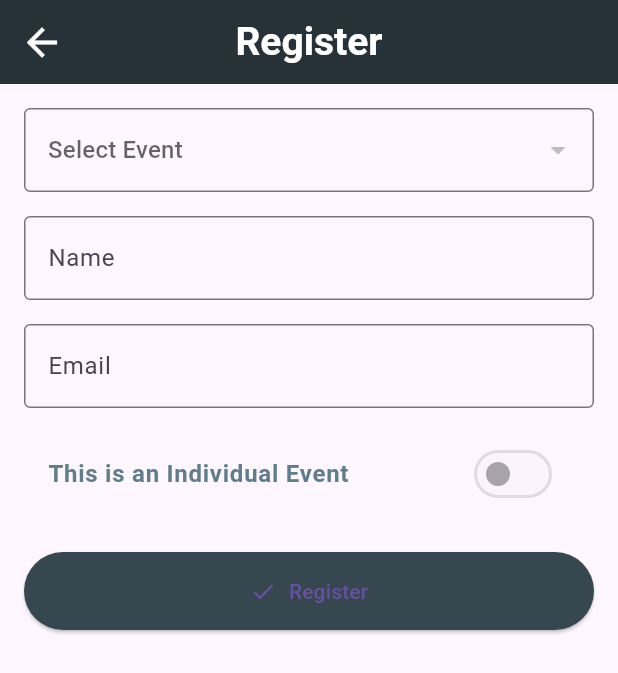
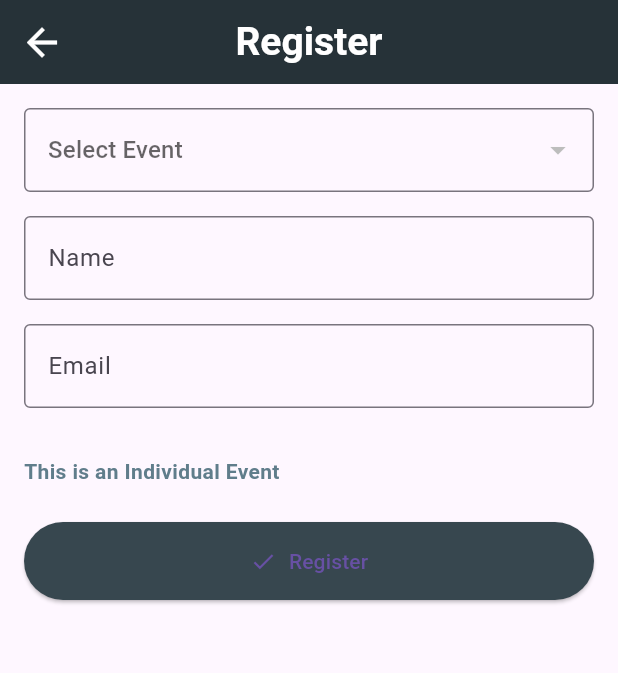
Before and after one commit to AvezChadchan/event_scheduler, a Flutter app: the EventRegistration screen opened directly, on a phone screen of 412 x 824 dp. Shown: the top 673 px of the screen. Run offline on Flutter 3.47's test engine with Material 3 defaults, Android fonts, the phone set to English and light mode, and no system bars; our stand-ins replace sqflite; accounts and stored records are empty.

Commit message:
feat: Add group members column to participant table and enhance UI

```diff
--- a/lib/data/local/db_helper.dart
+++ b/lib/data/local/db_helper.dart
@@ -91,6 +91,11 @@ class DBHelper {
       ALTER TABLE $TABLE_NAME_1 ADD $COLUMN_IS_GROUP_BASED_1 INTEGER NOT NULL DEFAULT 0
     ''');
           }
+          if (oldVersion < 3) {
+            await db.execute('''
+      ALTER TABLE $TABLE_NAME_2 ADD COLUMN $COLUMN_GROUP_MEMBERS TEXT
+    ''');
+          }
         },
       );
     } catch (e) {
@@ -135,10 +140,15 @@ class DBHelper {
         TABLE_NAME_1,
         orderBy: '$COLUMN_DATE_1 ASC',
       );
-      final events = maps.map((map) => EventModel.fromMap({
+      final events =
+          maps
+              .map(
+                (map) => EventModel.fromMap({
                   ...map,
                   COLUMN_IS_GROUP_BASED_1: map[COLUMN_IS_GROUP_BASED_1] == 1,
-      })).toList();
+                }),
+              )
+              .toList();
       print("All Events: $events");
       return events;
     } catch (e) {
@@ -155,10 +165,12 @@ class DBHelper {
         where: '$COLUMN_ID_1 = ?',
         whereArgs: [id],
       );
-      final event = maps.isNotEmpty
+      final event =
+          maps.isNotEmpty
               ? EventModel.fromMap({
                 ...maps.first,
-        COLUMN_IS_GROUP_BASED_1: maps.first[COLUMN_IS_GROUP_BASED_1] == 1,
+                COLUMN_IS_GROUP_BASED_1:
+                    maps.first[COLUMN_IS_GROUP_BASED_1] == 1,
               })
               : null;
       print("Event by ID: $event");
@@ -168,6 +180,7 @@ class DBHelper {
       return null;
     }
   }
+
   Future<List<EventModel>> getGroupBasedEvents() async {
     try {
       final db = await getDB();
@@ -176,10 +189,14 @@ class DBHelper {
         where: '$COLUMN_IS_GROUP_BASED_1 = ?',
         whereArgs: [1],
       );
-      return maps.map((map) => EventModel.fromMap({
+      return maps
+          .map(
+            (map) => EventModel.fromMap({
               ...map,
               COLUMN_IS_GROUP_BASED_1: map[COLUMN_IS_GROUP_BASED_1] == 1,
-      })).toList();
+            }),
+          )
+          .toList();
     } catch (e) {
       print("Error fetching group-based events: $e");
       return [];
@@ -242,7 +259,7 @@ class DBHelper {
     required int eventId,
     required String email,
     required String? groupName,
-    required String? groupMembers
+    required String? groupMembers,
   }) async {
     try {
       final db = await getDB();
@@ -251,10 +268,11 @@ class DBHelper {
         print("Error: Event with ID $eventId does not exist");
         return false;
       }
-      if (event.isGroupBased && (groupMembers == null || groupMembers.isEmpty)) {
+      if (event.isGroupBased && (groupMembers == null || groupMembers.trim().isEmpty)) {
         print("Error: Group members required for group-based event");
         return false;
       }
+
       final rowsAffected = await db.insert(TABLE_NAME_2, {
         COLUMN_NAME_2: name,
         COLUMN_EVENT_ID_2: eventId,
@@ -278,7 +296,8 @@ class DBHelper {
         where: "$COLUMN_EVENT_ID_2 = ?",
         whereArgs: [eventId],
       );
-      final participants = maps.map((map) => ParticipantModel.fromMap(map)).toList();
+      final participants =
+          maps.map((map) => ParticipantModel.fromMap(map)).toList();
       print("Participants for event $eventId: $participants");
       return participants;
     } catch (e) {
@@ -287,7 +306,10 @@ class DBHelper {
     }
   }
 
-  Future<List<ParticipantModel>> getParticipantsByGroup(int eventId, String groupName) async {
+  Future<List<ParticipantModel>> getParticipantsByGroup(
+    int eventId,
+    String groupName,
+  ) async {
     try {
       final db = await getDB();
       final maps = await db.query(
@@ -295,8 +317,11 @@ class DBHelper {
         where: "$COLUMN_EVENT_ID_2 = ? AND $COLUMN_GROUP = ?",
         whereArgs: [eventId, groupName],
       );
-      final participants = maps.map((map) => ParticipantModel.fromMap(map)).toList();
-      print("Participants for event $eventId in group $groupName: $participants");
+      final participants =
+          maps.map((map) => ParticipantModel.fromMap(map)).toList();
+      print(
+        "Participants for event $eventId in group $groupName: $participants",
+      );
       return participants;
     } catch (e) {
       print("Error fetching participants by group: $e");
@@ -312,7 +337,8 @@ class DBHelper {
         where: '$COLUMN_ID_2 = ?',
         whereArgs: [id],
       );
-      final participants = map.map((map) => ParticipantModel.fromMap(map)).toList();
+      final participants =
+          map.map((map) => ParticipantModel.fromMap(map)).toList();
       final participant = participants.isNotEmpty ? participants.first : null;
       print("Participant by ID: $participant");
       return participant;
@@ -424,7 +450,8 @@ class DBHelper {
         where: '$COLUMN_EVENT_ID_3 = ?',
         whereArgs: [eventId],
       );
-      final attendance = map.map((map) => AttendanceModel.fromMap(map)).toList();
+      final attendance =
+          map.map((map) => AttendanceModel.fromMap(map)).toList();
       print("Attendance for event $eventId: $attendance");
       return attendance;
     } catch (e) {
@@ -441,7 +468,8 @@ class DBHelper {
         where: '$COLUMN_ID_3 = ?',
         whereArgs: [id],
       );
-      final attendance = map.map((map) => AttendanceModel.fromMap(map)).toList();
+      final attendance =
+          map.map((map) => AttendanceModel.fromMap(map)).toList();
       final record = attendance.isNotEmpty ? attendance.first : null;
       print("Attendance by ID: $record");
       return record;
--- a/lib/screens/registration_screen.dart
+++ b/lib/screens/registration_screen.dart
@@ -134,21 +134,16 @@ class _EventRegistrationState extends State<EventRegistration> {
                         keyboardType: TextInputType.emailAddress,
                       ),
                       const SizedBox(height: 16),
-                      SwitchListTile(
-                        value: isGroupEvent,
-                        title: Text(
-                          isGroupEvent
-                              ? "This is a Group-Based Event"
-                              : "This is an Individual Event",
+
+                      if (_selectedEvent?.isGroupBased == true) ...[
+                        SizedBox(height: 16),
+                        Text(
+                          "This is a Group-Based Event",
                           style: TextStyle(
                             fontWeight: FontWeight.bold,
-                            color: Colors.blueGrey,
+                            color: Colors.green,
                           ),
                         ),
-                        onChanged: null,
-                      ),
-
-                      if (isGroupEvent) ...[
                         SizedBox(height: 16),
                         customTextFormField(
                           controller: _groupNameController,
@@ -161,6 +156,15 @@ class _EventRegistrationState extends State<EventRegistration> {
                           controller: _groupMembersController,
                           hintText: "Enter Group Members",
                           labelText: "Group Members",
+                        ),
+                      ] else ...[
+                        SizedBox(height: 16),
+                        Text(
+                          "This is an Individual Event",
+                          style: TextStyle(
+                            fontWeight: FontWeight.bold,
+                            color: Colors.blueGrey,
+                          ),
                         ),
                       ],
                       SizedBox(height: 24),
```
Lines whose indentation alone changed are shown as unchanged.
